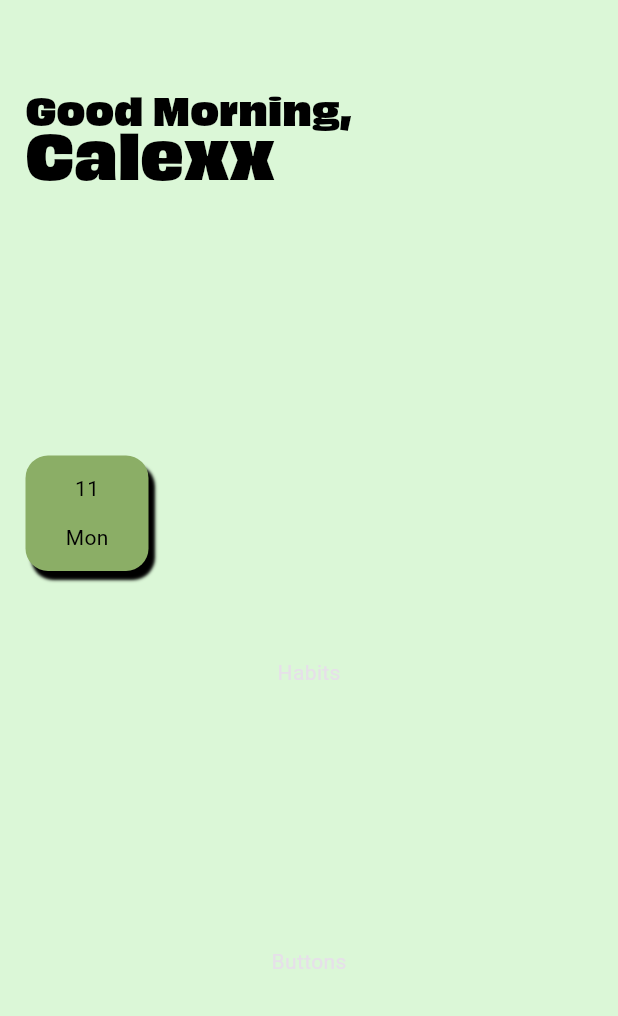
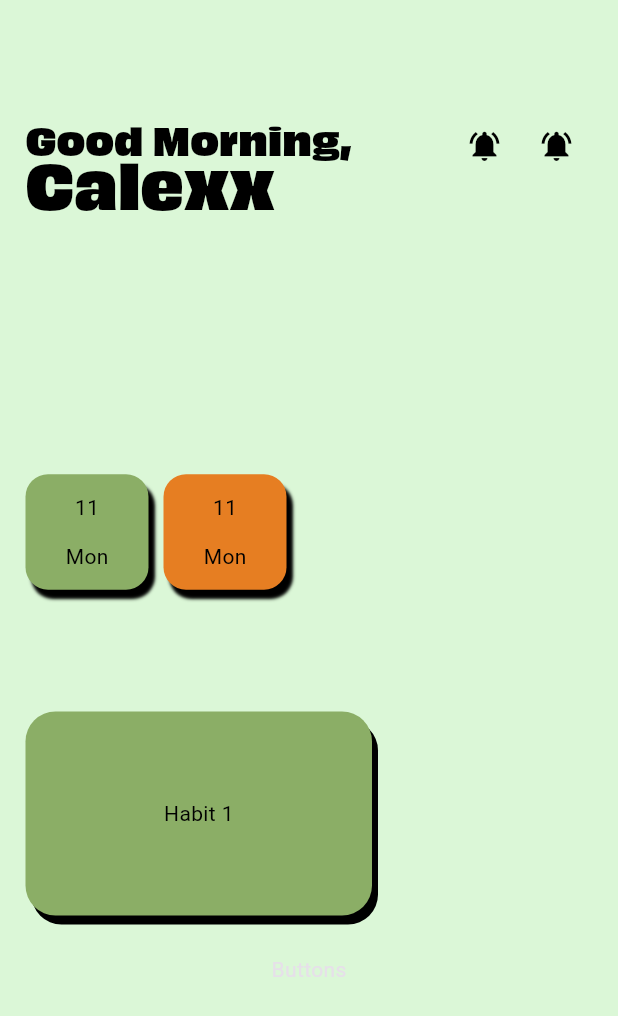
Before and after one commit to carlxxsinenomine/habit_tracker, a Flutter app: the screen it shows after launch, on a phone screen of 412 x 824 dp. Shown: the top 1016 px of the screen. Run offline on Flutter 3.47's test engine with Material 3 defaults, Android fonts, the phone set to English and light mode, and no system bars.

Commit message:
ADDED: habit_box

```diff
--- a/lib/components/home/day_box.dart
+++ b/lib/components/home/day_box.dart
@@ -8,10 +8,11 @@ class DayBox extends StatelessWidget {
   @override
   Widget build(BuildContext context) {
     return Container(
+      margin: EdgeInsets.only(right: 10),
       width: 82.0,
       height: 77.0,
       decoration: BoxDecoration(
-        color: Color(0xFF8BAE66),
+        color: color,
         borderRadius: BorderRadius.circular(15.0),
         boxShadow: [
           BoxShadow(
--- /dev/null
+++ b/lib/components/home/habit_box.dart
@@ -0,0 +1,25 @@
+import 'package:flutter/material.dart';
+
+class HabitBox extends StatelessWidget {
+  final VoidCallback onTap;
+
+  const HabitBox({required this.onTap});
+
+  @override
+  Widget build(BuildContext context) {
+    return Container(
+      width: 231.0,
+      height: 136.0,
+      decoration: BoxDecoration(
+        color: Color(0xFF8BAE66),
+        borderRadius: BorderRadius.circular(20.0),
+        boxShadow: [
+          BoxShadow(
+            offset: Offset(4, 6)
+          )
+        ]
+      ),
+      child: Center(child: Text('Habit 1', style: TextStyle(color: Colors.black),))
+    );
+  }
+}
--- a/lib/components/home/item_schedule.dart
+++ /dev/null
@@ -1,16 +0,0 @@
-import 'package:flutter/cupertino.dart';
-
-class Schedule extends StatelessWidget {
-  final VoidCallback onTap;
-
-  const Schedule({required this.onTap});
-
-  @override
-  Widget build(BuildContext context) {
-    return Container(
-      child: Row(
-
-      ),
-    );
-  }
-}
--- a/lib/pages/input_page.dart
+++ b/lib/pages/input_page.dart
@@ -1,5 +1,6 @@
 import 'package:flutter/material.dart';
 import 'package:habit_tracker/components/home/day_box.dart';
+import 'package:habit_tracker/components/home/habit_box.dart';
 
 class InputPage extends StatefulWidget {
   const InputPage({super.key});
@@ -19,25 +20,27 @@ class _InputPageState extends State<InputPage> {
             mainAxisAlignment: MainAxisAlignment.center,
             children: <Widget>[
               SizedBox(
-                height: 53.0,
+                height: 73,
               ),
               // Text and Notifications
               // Header
               Expanded(
                 child: Container(
                   child: Row(
-                    mainAxisAlignment: MainAxisAlignment.start,
+                    mainAxisAlignment: MainAxisAlignment.spaceBetween,
+                    crossAxisAlignment: CrossAxisAlignment.start,
                     children: <Widget>[
                       Expanded(
                           child: Column(
                             crossAxisAlignment: CrossAxisAlignment.start,
+                            // mainAxisSize: MainAxisSize.min,
                             children: <Widget>[
                               Text(
                                   'Good Morning,',
                                   style: TextStyle(
-                                      fontFamily: 'Obviously',
-                                      fontSize: 25.0,
-                                      color: Colors.black,
+                                    fontFamily: 'Obviously',
+                                    fontSize: 25.0,
+                                    color: Colors.black,
                                   )
                               ),
                               Text(
@@ -46,12 +49,32 @@ class _InputPageState extends State<InputPage> {
                                     fontFamily: 'Obviously',
                                     fontSize: 40.0,
                                     color: Colors.black,
-                                    height: 0.5,
+                                    height: 0.5
                                   )
                               ),
                             ],
                           )
+                      ),
+                      Row(
+                        mainAxisAlignment: MainAxisAlignment.end,
+                        children: <Widget>[
+                          IconButton(
+                              onPressed: () {},
+                              icon: Icon(
+                                Icons.notifications_active,
+                                color: Colors.black,
+                              )
+                          ),
+                          IconButton(
+                              onPressed: () {},
+                              icon: Icon(
+                                Icons.notifications_active,
+                                color: Colors.black,
+                              )
+                          )
+                        ],
                       )
+
                     ],
                   ),
                 ),
@@ -61,16 +84,19 @@ class _InputPageState extends State<InputPage> {
                 child: Container(
                     child: Row(
                     children: <Widget>[
-                      DayBox(color: Color(0xFF8BAE66))
+                      DayBox(color: Color(0xFF8BAE66)),
+                      DayBox(color: Color(0xFFE67E22))
                     ],
                   )
                 ),
               ),
               // Habits section
               Expanded(
-                child: Container(
-                  child: Text('Habits'),
-                ),
+                child: Row(
+                  children: [
+                    HabitBox(onTap: () {}),
+                  ],
+                )
               ),
               // Buttons section
               Expanded(
```
